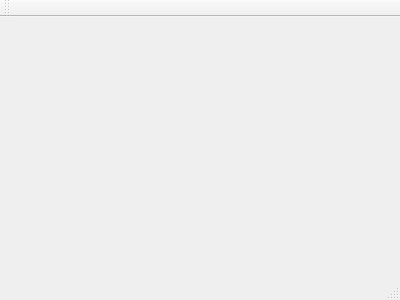
andrew87me/HelloWorld, file mainwindow.ui: the form before one commit.
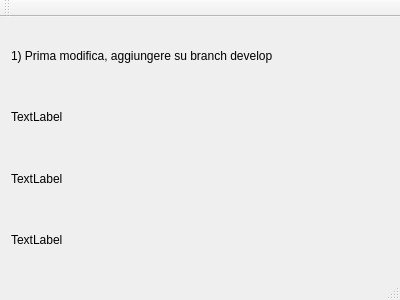
The form after the commit.

Commit message: modified:   HelloWorld.pro.user 	modified:   mainwindow.ui

Patch:
```diff
--- a/mainwindow.ui
+++ b/mainwindow.ui
@@ -12,13 +12,59 @@
   <property name="windowTitle" >
    <string>MainWindow</string>
   </property>
-  <widget class="QMenuBar" name="menuBar" />
-  <widget class="QToolBar" name="mainToolBar" />
-  <widget class="QWidget" name="centralWidget" />
-  <widget class="QStatusBar" name="statusBar" />
+  <widget class="QWidget" name="centralWidget">
+   <layout class="QVBoxLayout" name="verticalLayout_2">
+    <item>
+     <widget class="QLabel" name="label">
+      <property name="text">
+       <string>1) Prima modifica, aggiungere su branch develop</string>
+      </property>
+     </widget>
+    </item>
+    <item>
+     <widget class="QLabel" name="label_2">
+      <property name="text">
+       <string>TextLabel</string>
+      </property>
+     </widget>
+    </item>
+    <item>
+     <widget class="QLabel" name="label_3">
+      <property name="text">
+       <string>TextLabel</string>
+      </property>
+     </widget>
+    </item>
+    <item>
+     <widget class="QLabel" name="label_4">
+      <property name="text">
+       <string>TextLabel</string>
+      </property>
+     </widget>
+    </item>
+   </layout>
+  </widget>
+  <widget class="QMenuBar" name="menuBar">
+   <property name="geometry">
+    <rect>
+     <x>0</x>
+     <y>0</y>
+     <width>400</width>
+     <height>22</height>
+    </rect>
+   </property>
+  </widget>
+  <widget class="QToolBar" name="mainToolBar">
+   <attribute name="toolBarArea">
+    <enum>TopToolBarArea</enum>
+   </attribute>
+   <attribute name="toolBarBreak">
+    <bool>false</bool>
+   </attribute>
+  </widget>
+  <widget class="QStatusBar" name="statusBar"/>
  </widget>
- <layoutDefault spacing="6" margin="11" />
- <pixmapfunction></pixmapfunction>
+ <layoutdefault spacing="6" margin="11"/>
  <resources/>
  <connections/>
 </ui>
```
Left out of the diff: 7 changed lines with no effect on the pictures. The commit also changes 1 other file.
